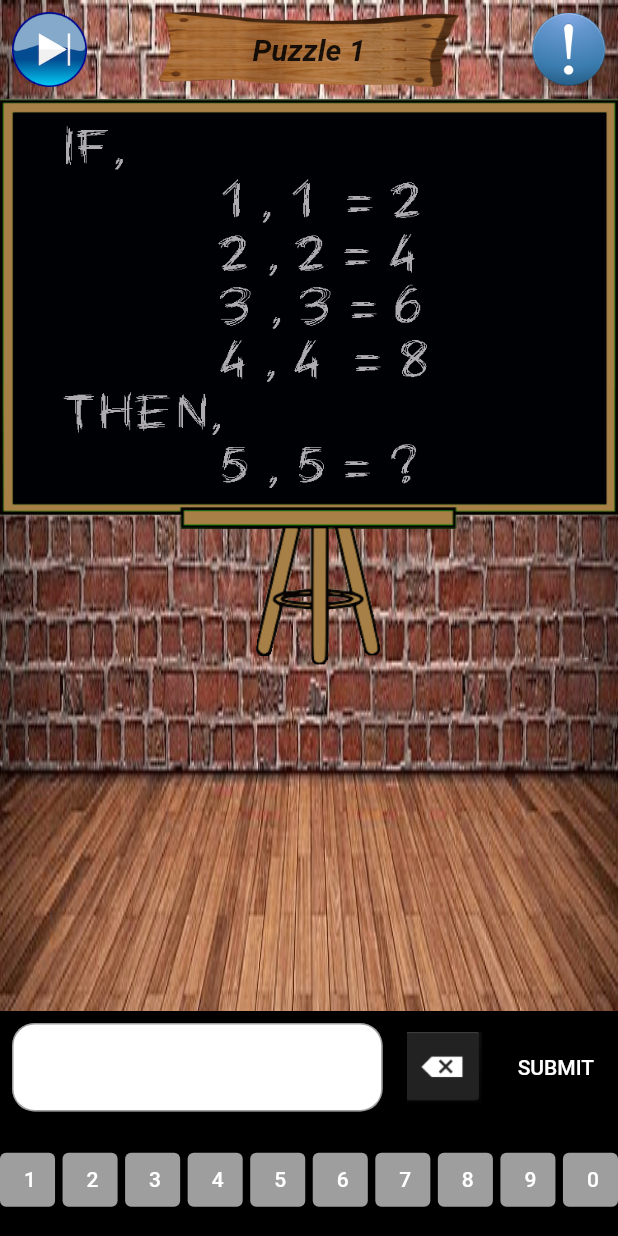
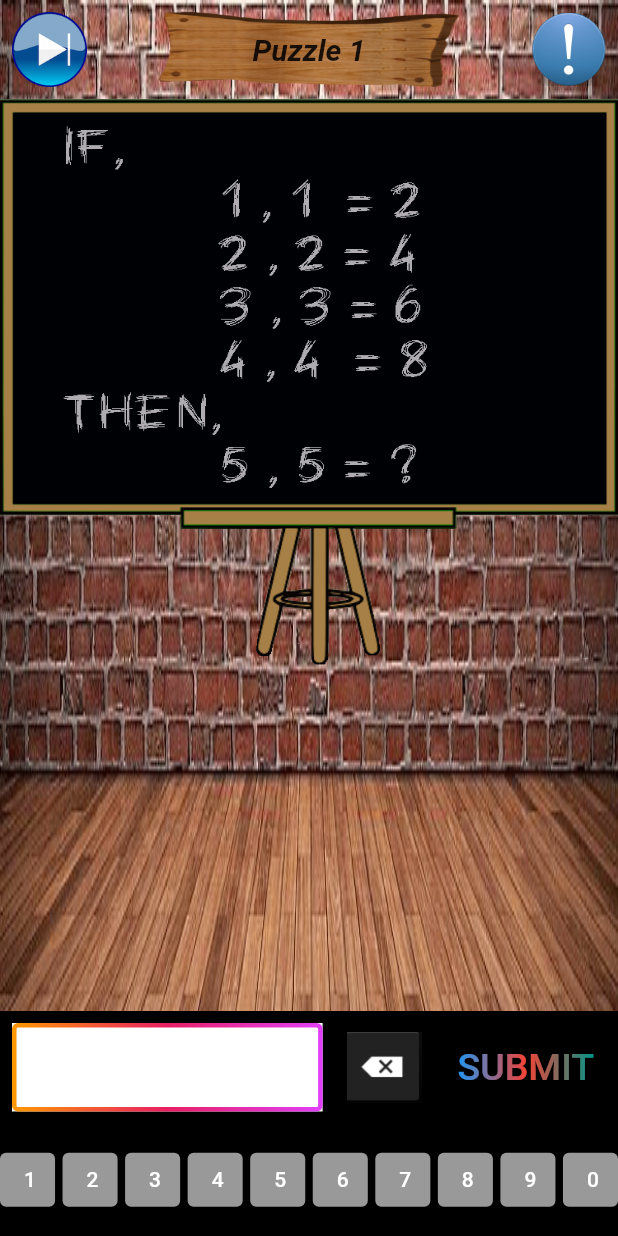
Before and after one commit to BhimaniAnkit/mathpuzzles, a Flutter app: the screen it shows after launch, after a tap on "CONTINUE", on a phone screen of 412 x 824 dp. Run offline on Flutter 3.47's test engine with Material 2 defaults, Android fonts, the phone set to English and light mode, and no system bars; drawn by our look-alikes of flutter_animate, simple_gradient_text; our stand-ins replace fluttertoast, gradient_borders, hexcolor, share_plus, shared_preferences; missing offline and left inert: animated_snack_bar, external_path.

Commit message:
Design Updated

```diff
--- a/lib/Data.dart
+++ b/lib/Data.dart
@@ -13,13 +13,15 @@ class Data{
     "16","126","82","14","7","132","34","48","42","288","45","4","111","47","27","87","22","253","12","48","178","1","6","10","2","20","7","5","143547",
     "84","11","27","3","5","39","31","10","130","22","3","14","42","164045","11","481","86","84","13","8"];
 
-  static List hint = ["10","25","6","14","128","7","50","1025","100","3","212","3011","14","16","1","2","44","45","625","1","13","47","50","34","6","41",
+  // static List hint = ["10","25","6","14","128","7","50","1025","100","3","212","3011","14","16","1","2","44","45","625","1","13","47","50","34","6","41",
+  //   "16","126","82","14","7","132","34","48","42","288","45","4","111","47","27","87","22","253","12","48","178","1","6","10","2","20","7","5","143547",
+  //   "84","11","27","3","5","39","31","10","130","22","3","14","42","164045","11","481","86","84","13","8"];
+
+  static List hint = ["10","25","6","14","128","7","50","1025","100","3","212","3011","14","16","1",
+    "No hint available for this level. You can \n skip this level by clicking skip button on \n the right side",
+    "Look 2,1 in reverse","45","625","1","13","47","50","34","6","41",
     "16","126","82","14","7","132","34","48","42","288","45","4","111","47","27","87","22","253","12","48","178","1","6","10","2","20","7","5","143547",
     "84","11","27","3","5","39","31","10","130","22","3","14","42","164045","11","481","86","84","13","8"];
-
-  // static List hint = ["1","2","3","4","5","6","7","8","9","10","11","12","13","14","15","16","17","18","19","20","21","22","23","24","25","26","27",
-  //   "28","29","30","31","32","33","34","35","36","37","38","39","40","41","42","43","44","45","46","47","48","49","50","51","52","53","54","55",
-  //   "56","57","58","59","60","61","62","63","64","65","66","67","68","69","70","71","72","73","74","75"];
 
   static List sharepuzzle = ["pic/share1.png","pic/share2.png","pic/share3.png","pic/share4.png","pic/share5.png","pic/share6.png","pic/share7.png",
     "pic/share8.png","pic/share9.png","pic/share10.png","pic/share11.png","pic/share12.png","pic/share13.png","pic/share14.png","pic/share15.png",
--- a/lib/main.dart
+++ b/lib/main.dart
@@ -19,7 +19,6 @@ void main() {
 class mathpuzzles extends StatefulWidget {
 
   int ? index;
-
   mathpuzzles([this.index]);
 
   static SharedPreferences ?prefs;
@@ -121,6 +120,7 @@ class _mathpuzzlesState extends State<mathpuzzles> {
                                 GestureDetector(
                                   onTapCancel: () {
                                     temp = false;
+                                    Duration(milliseconds: 500);
                                     setState(() {});
                                   },
                                   onTapUp: (details) {
--- a/lib/puzzle.dart
+++ b/lib/puzzle.dart
@@ -1,8 +1,13 @@
+import 'package:animated_snack_bar/animated_snack_bar.dart';
 import 'package:flutter/cupertino.dart';
 import 'package:flutter/material.dart';
+import 'package:flutter_animate/flutter_animate.dart';
+import 'package:gradient_borders/gradient_borders.dart';
+import 'package:hexcolor/hexcolor.dart';
 import 'package:mathpuzzles/main.dart';
 import 'package:mathpuzzles/win_page.dart';
 import 'package:shared_preferences/shared_preferences.dart';
+import 'package:simple_gradient_text/simple_gradient_text.dart';
 
 import 'Data.dart';
 
@@ -218,17 +223,22 @@ class _puzzleState extends State<puzzle> {
                                       padding: const EdgeInsets.all(8.0),
                                       child: Container(
                                         decoration: BoxDecoration(
-                                          borderRadius:
-                                          BorderRadius.circular(15),
+                                          // borderRadius:
+                                          // BorderRadius.circular(15),
                                           color: Colors.white,
                                         ),
                                         child: TextField(
                                             controller: t1,
                                             decoration: InputDecoration(
-                                                border: OutlineInputBorder(
-                                                    borderRadius:
-                                                    BorderRadius.circular(
-                                                        15)))),
+                                              border: GradientOutlineInputBorder(
+                                                gradient: LinearGradient(colors: [Colors.orange,Colors.pink,Colors.purpleAccent]),
+                                                width: 3.0,
+                                              ),
+                                                // border: OutlineInputBorder(
+                                                //     borderRadius:
+                                                //     BorderRadius.circular(
+                                                //         15))
+                                            )),
                                       ),
                                     ),
                                   ),
@@ -297,18 +307,28 @@ class _puzzleState extends State<puzzle> {
                                             }
                                             t1.text = "";
                                           } else {
-                                            ScaffoldMessenger.of(context)
-                                                .showSnackBar(SnackBar(
-                                                content:
-                                                Text("Wrong Ans!!")));
+                                            AnimatedSnackBar.rectangle(
+                                              "Not Success",
+                                              "Wrong Answer",
+                                              type: AnimatedSnackBarType.success,
+                                              brightness: Brightness.light,
+                                              mobileSnackBarPosition: MobileSnackBarPosition.bottom,
+                                            ).show(context);
+                                            t1.text = "";
+                                            // ScaffoldMessenger.of(context)
+                                            //     .showSnackBar(SnackBar(
+                                            //     content:
+                                            //     Text("Wrong Ans!!")));
                                           }
                                           widget.index1 = null;
                                           setState(() {});
                                         },
-                                        child: Text(
-                                          "SUBMIT",
-                                          style: TextStyle(color: Colors.white),
-                                        )),
+                                      child: GradientText("SUBMIT",style: TextStyle(fontSize: 25), colors: [Colors.blue,Colors.red,Colors.teal]),
+                                        // child: Text(
+                                        //   "SUBMIT",
+                                        //   style: TextStyle(color: Colors.white),
+                                        // )
+                                    ),
                                   )
                                 ],
                               ),
@@ -318,11 +338,17 @@ class _puzzleState extends State<puzzle> {
                                     Expanded(
                                       child: ElevatedButton(
                                         onPressed: () => fun("1"),
-                                        child: Text("1"),
+                                        child: Text("1")
+                                            .animate()
+                                            .fadeIn(duration: 600.ms)
+                                            .scale(delay: 300.ms)
+                                            .move(delay: 300.ms,duration: 600.ms)
+                                            .then(duration: 600.ms,delay: 300.ms,curve: Cubic(10.0, 10.0, 10.0, 10.0)),
                                         style: ButtonStyle(
                                           backgroundColor:
-                                          MaterialStatePropertyAll(
-                                              Colors.grey),
+                                            MaterialStatePropertyAll(HexColor("999999")),
+                                          // MaterialStatePropertyAll(
+                                          //     Colors.grey),
                                         ),
                                       ),
                                     ),
@@ -330,11 +356,16 @@ class _puzzleState extends State<puzzle> {
                                     Expanded(
                                       child: ElevatedButton(
                                         onPressed: () => fun("2"),
-                                        child: Text("2"),
+                                        child: Text("2")
+                                            .animate()
+                                            .fadeIn(duration: 600.ms)
+                                            .scale(delay: 300.ms)
+                                            .move(delay: 300.ms,duration: 600.ms)
+                                            .then(duration: 600.ms,delay: 300.ms,curve: Cubic(10.0, 10.0, 10.0, 10.0)),
                                         style: ButtonStyle(
                                           backgroundColor:
                                           MaterialStatePropertyAll(
-                                              Colors.grey),
+                                              HexColor("999999")),
                                         ),
                                       ),
                                     ),
@@ -342,11 +373,16 @@ class _puzzleState extends State<puzzle> {
                                     Expanded(
                                       child: ElevatedButton(
                                         onPressed: () => fun("3"),
-                                        child: Text("3"),
+                                        child: Text("3")
+                                            .animate()
+                                            .fadeIn(duration: 600.ms)
+                                            .scale(delay: 300.ms)
+                                            .move(delay: 300.ms,duration: 600.ms)
+                                            .then(duration: 600.ms,delay: 300.ms,curve: Cubic(10.0, 10.0, 10.0, 10.0)),
                                         style: ButtonStyle(
                                           backgroundColor:
                                           MaterialStatePropertyAll(
-                                              Colors.grey),
+                                              HexColor("999999")),
                                         ),
                                       ),
                                     ),
@@ -354,11 +390,16 @@ class _puzzleState extends State<puzzle> {
                                     Expanded(
                                       child: ElevatedButton(
                                         onPressed: () => fun("4"),
-                                        child: Text("4"),
+                                        child: Text("4")
+                                            .animate()
+                                            .fadeIn(duration: 600.ms)
+                                            .scale(delay: 300.ms)
+                                            .move(delay: 300.ms,duration: 600.ms)
+                                            .then(duration: 600.ms,delay: 300.ms,curve: Cubic(10.0, 10.0, 10.0, 10.0)),
                                         style: ButtonStyle(
                                           backgroundColor:
                                           MaterialStatePropertyAll(
-                                              Colors.grey),
+                                              HexColor("999999")),
                                         ),
                                       ),
                                     ),
@@ -366,11 +407,16 @@ class _puzzleState extends State<puzzle> {
                                     Expanded(
                                       child: ElevatedButton(
                                         onPressed: () => fun("5"),
-                                        child: Text("5"),
+                                        child: Text("5")
+                                            .animate()
+                                            .fadeIn(duration: 600.ms)
+                                            .scale(delay: 300.ms)
+                                            .move(delay: 300.ms,duration: 600.ms)
+                                            .then(duration: 600.ms,delay: 300.ms,curve: Cubic(10.0, 10.0, 10.0, 10.0)),
                                         style: ButtonStyle(
                                           backgroundColor:
                                           MaterialStatePropertyAll(
-                                              Colors.grey),
+                                              HexColor("999999")),
                                         ),
                                       ),
                                     ),
@@ -378,11 +424,17 @@ class _puzzleState extends State<puzzle> {
                                     Expanded(
                                       child: ElevatedButton(
                                         onPressed: () => fun("6"),
-                                        child: Text("6"),
+                                        child: Text("6",)
+                                            .animate()
+                                            .fadeIn(duration: 600.ms)
+                                            .scale(delay: 300.ms)
+                                            .move(delay: 300.ms,duration: 600.ms)
+                                            .then(duration: 600.ms,delay: 300.ms,curve: Cubic(10.0, 10.0, 10.0, 10.0)),
+                                            // .blurXY(),
                                         style: ButtonStyle(
                                           backgroundColor:
                                           MaterialStatePropertyAll(
-                                              Colors.grey),
+                                              HexColor("999999")),
                                         ),
                                       ),
                                     ),
@@ -390,11 +442,16 @@ class _puzzleState extends State<puzzle> {
                                     Expanded(
                                       child: ElevatedButton(
                                         onPressed: () => fun("7"),
-                                        child: Text("7"),
+                                        child: Text("7")
+                                            .animate()
+                                            .fadeIn(duration: 600.ms)
+                                            .scale(delay: 300.ms)
+                                            .move(delay: 300.ms,duration: 600.ms)
+                                            .then(duration: 600.ms,delay: 300.ms,curve: Cubic(10.0, 10.0, 10.0, 10.0)),
                                         style: ButtonStyle(
                                           backgroundColor:
                                           MaterialStatePropertyAll(
-                                              Colors.grey),
+                                              HexColor("999999")),
                                         ),
                                       ),
                                     ),
@@ -402,11 +459,16 @@ class _puzzleState extends State<puzzle> {
                                     Expanded(
                                       child: ElevatedButton(
                                         onPressed: () => fun("8"),
-                                        child: Text("8"),
+                                        child: Text("8")
+                                            .animate()
+                                            .fadeIn(duration: 600.ms)
+                                            .scale(delay: 300.ms)
+                                            .move(delay: 300.ms,duration: 600.ms)
+                                            .then(duration: 600.ms,delay: 300.ms,curve: Cubic(10.0, 10.0, 10.0, 10.0)),
                                         style: ButtonStyle(
                                           backgroundColor:
                                           MaterialStatePropertyAll(
-                                              Colors.grey),
+                                              HexColor("999999")),
                                         ),
                                       ),
                                     ),
@@ -414,11 +476,16 @@ class _puzzleState extends State<puzzle> {
                                     Expanded(
                                       child: ElevatedButton(
                                         onPressed: () => fun("9"),
-                                        child: Text("9"),
+                                        child: Text("9")
+                                            .animate()
+                                            .fadeIn(duration: 600.ms)
+                                            .scale(delay: 300.ms)
+                                            .move(delay: 300.ms,duration: 600.ms)
+                                            .then(duration: 600.ms,delay: 300.ms,curve: Cubic(10.0, 10.0, 10.0, 10.0)),
                                         style: ButtonStyle(
                                           backgroundColor:
                                           MaterialStatePropertyAll(
-                                              Colors.grey),
+                                              HexColor("999999")),
                                         ),
                                       ),
                                     ),
@@ -426,11 +493,16 @@ class _puzzleState extends State<puzzle> {
                                     Expanded(
                                       child: ElevatedButton(
                                         onPressed: () => fun("0"),
-                                        child: Text("0"),
+                                        child: Text("0")
+                                            .animate()
+                                            .fadeIn(duration: 600.ms)
+                                            .scale(delay: 300.ms)
+                                            .move(delay: 300.ms,duration: 600.ms)
+                                            .then(duration: 600.ms,delay: 300.ms,curve: Cubic(10.0, 10.0, 10.0, 10.0)),
                                         style: ButtonStyle(
                                           backgroundColor:
                                           MaterialStatePropertyAll(
-                                              Colors.grey),
+                                              HexColor("999999")),
                                         ),
                                       ),
                                     ),
--- a/lib/puzzles.dart
+++ b/lib/puzzles.dart
@@ -92,9 +92,7 @@ class _puzzlesState extends State<puzzles> {
                       // Navigator.push(context, MaterialPageRoute(builder: (context) {
                       //   return second(index);
                       // },));
-                      setState(() {
-
-                      });
+                      setState(() {});
                     },
                     child: Container(
                       alignment: Alignment.center,
--- a/pubspec.yaml
+++ b/pubspec.yaml
@@ -38,6 +38,11 @@ dependencies:
   shared_preferences:
   fluttertoast:
   share_plus:
+  hexcolor:
+  flutter_animate: ^4.2.0+1
+  gradient_borders: ^1.0.0
+  simple_gradient_text:
+  animated_snack_bar: ^0.3.1
   external_path:
 
 dev_dependencies:
```
Also changed, not shown: pubspec.lock.
